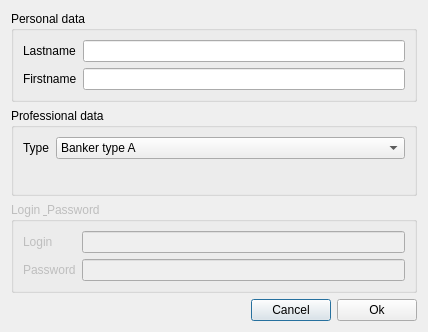
Above: addemployeewindow.ui from mariedegen/QtProject before the change. Below: the same form after it.
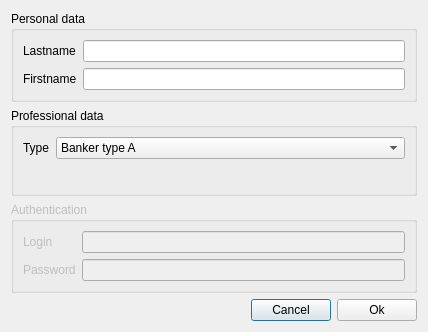
That is the form after the change. Icons and pictures are not drawn.

Commit message: change block label

The edit to the form file:
```diff
--- a/addemployeewindow.ui
+++ b/addemployeewindow.ui
@@ -114,7 +114,7 @@
       <bool>false</bool>
      </property>
      <property name="title">
-      <string>Login &amp; Password</string>
+      <string>Authentication</string>
      </property>
      <layout class="QFormLayout" name="formLayout_3">
       <item row="0" column="0">
```
Left out of the diff: 37 changed lines with no effect on the pictures. The commit also changes 3 other files.
